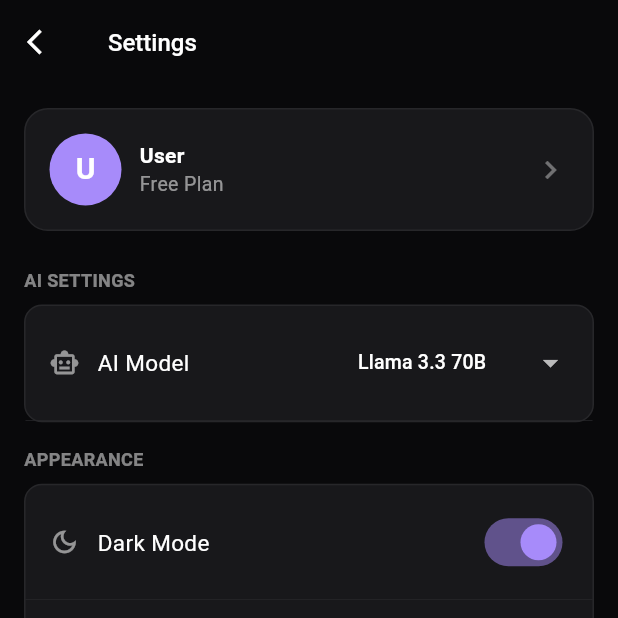
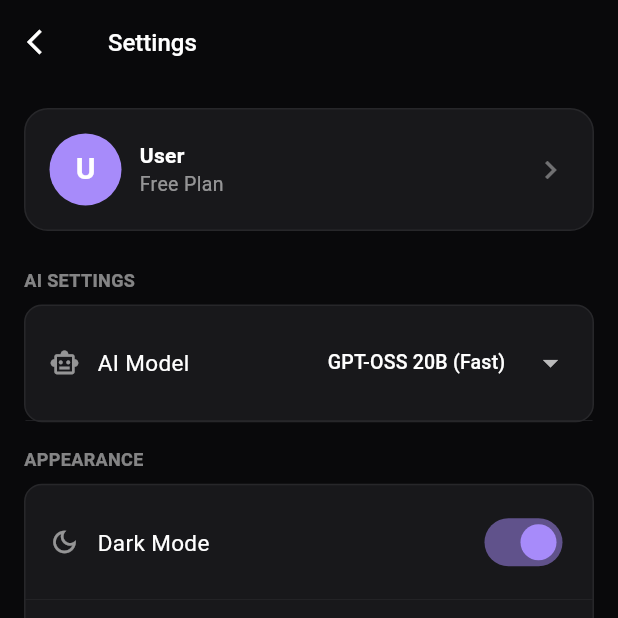
Before and after one commit to Imaishee/imu-core, a Flutter app: the screen it shows after launch, after a tap on "Start Chatting", after a tap on the "settings" icon, on a phone screen of 412 x 824 dp, the top half of it. Run offline on Flutter 3.47's test engine with Material 3 defaults, Android fonts, the phone set to English and light mode, and no system bars; our stand-ins replace firebase_core, firebase_messaging, flutter_markdown, flutter_riverpod, image_picker, package_info_plus and 2 more; accounts and stored records are empty.

Commit message:
feat: complete IM'U 1.2 app with Firebase, Supabase, Groq AI
- Firebase + Supabase initialization in main.dart
- FCM push notification setup with topic subscription
- Real Supabase anon key configured
- Correct Groq models: gpt-oss-20b (default), gpt-oss-120b (reasoning), qwen3.8-27b (vision)
- Updated chat Edge Function to use openai/gpt-oss-20b default
- Settings screen with model selector showing correct Groq models
- Chat service with auth token support
- GROQ_API_KEY set as Supabase Edge Function secret
- Credentials saved to backend/secrets/ (gitignored)
- All 3 release APKs built successfully

```diff
--- a/app/lib/constants/app_constants.dart
+++ b/app/lib/constants/app_constants.dart
@@ -5,19 +5,21 @@ class AppConstants {
 
   // Supabase
   static const String supabaseUrl = 'https://cxiicvirllfdvcjwwcbj.supabase.co';
-  static const String supabaseAnonKey = String.fromEnvironment(
-    'SUPABASE_ANON_KEY',
-    defaultValue: '',
-  );
+  static const String supabaseAnonKey = 'sb_publishable_ejpB_tpHU9pgI3OrslbtDQ_qxbKrDN9';
 
-  // Groq API (used via Edge Functions, never exposed directly)
-  static const String defaultModel = 'llama-3.3-70b-versatile';
+  // Groq Models (via Edge Functions, key never exposed to client)
+  static const String defaultModel = 'openai/gpt-oss-20b';
+  static const String reasoningModel = 'openai/gpt-oss-120b';
+  static const String visionModel = 'qwen/qwen3.8-27b';
 
   // API Endpoints
   static const String chatEndpoint = '/functions/v1/chat';
   static const String knowledgeEndpoint = '/functions/v1/knowledge';
   static const String checkUpdateEndpoint = '/functions/v1/check-update';
 
+  // Firebase
+  static const String fcmTopic = 'all_users';
+
   // UI
   static const double maxContentWidth = 768;
   static const int animationDurationMs = 300;
--- a/app/lib/main.dart
+++ b/app/lib/main.dart
@@ -1,16 +1,77 @@
 import 'package:flutter/material.dart';
 import 'package:flutter_riverpod/flutter_riverpod.dart';
+import 'package:supabase_flutter/supabase_flutter.dart';
+import 'package:firebase_core/firebase_core.dart';
+import 'package:firebase_messaging/firebase_messaging.dart';
+import 'constants/app_constants.dart';
 import 'screens/home_screen.dart';
 import 'screens/chat_screen.dart';
 import 'screens/settings_screen.dart';
 
-void main() {
+Future<void> _firebaseMessagingBackgroundHandler(RemoteMessage message) async {
+  await Firebase.initializeApp();
+}
+
+void main() async {
   WidgetsFlutterBinding.ensureInitialized();
+
+  await Firebase.initializeApp();
+  FirebaseMessaging.onBackgroundMessage(_firebaseMessagingBackgroundHandler);
+
+  await Supabase.initialize(
+    url: AppConstants.supabaseUrl,
+    publishableKey: AppConstants.supabaseAnonKey,
+  );
+
   runApp(const ProviderScope(child: ImuApp()));
 }
 
-class ImuApp extends StatelessWidget {
+class ImuApp extends StatefulWidget {
   const ImuApp({super.key});
+
+  @override
+  State<ImuApp> createState() => _ImuAppState();
+}
+
+class _ImuAppState extends State<ImuApp> {
+  @override
+  void initState() {
+    super.initState();
+    _setupFCM();
+  }
+
+  void _setupFCM() async {
+    final messaging = FirebaseMessaging.instance;
+
+    final settings = await messaging.requestPermission(
+      alert: true,
+      badge: true,
+      sound: true,
+    );
+
+    if (settings.authorizationStatus == AuthorizationStatus.authorized) {
+      final token = await messaging.getToken();
+      if (token != null) {
+        debugPrint('FCM Token: ${token.substring(0, 20)}...');
+      }
+
+      messaging.onTokenRefresh.listen((newToken) {
+        debugPrint('FCM Token refreshed');
+      });
+    }
+
+    await messaging.subscribeToTopic(AppConstants.fcmTopic);
+
+    FirebaseMessaging.onMessage.listen((RemoteMessage message) {
+      if (message.notification != null) {
+        debugPrint('Foreground notification: ${message.notification!.title}');
+      }
+    });
+
+    FirebaseMessaging.onMessageOpenedApp.listen((RemoteMessage message) {
+      debugPrint('Notification tapped: ${message.data}');
+    });
+  }
 
   @override
   Widget build(BuildContext context) {
--- a/app/lib/screens/settings_screen.dart
+++ b/app/lib/screens/settings_screen.dart
@@ -13,7 +13,7 @@ class _SettingsScreenState extends State<SettingsScreen> {
   bool _darkMode = true;
   bool _notifications = true;
   bool _soundEnabled = true;
-  String _selectedModel = 'llama-3.3-70b-versatile';
+  String _selectedModel = 'openai/gpt-oss-20b';
   String _selectedLanguage = 'English';
 
   @override
@@ -28,7 +28,7 @@ class _SettingsScreenState extends State<SettingsScreen> {
       _darkMode = prefs.getBool('dark_mode') ?? true;
       _notifications = prefs.getBool('notifications') ?? true;
       _soundEnabled = prefs.getBool('sound_enabled') ?? true;
-      _selectedModel = prefs.getString('model') ?? 'llama-3.3-70b-versatile';
+      _selectedModel = prefs.getString('model') ?? 'openai/gpt-oss-20b';
       _selectedLanguage = prefs.getString('language') ?? 'English';
     });
   }
@@ -100,9 +100,9 @@ class _SettingsScreenState extends State<SettingsScreen> {
                 dropdownColor: const Color(0xFF27272A),
                 underline: const SizedBox(),
                 items: const [
-                  DropdownMenuItem(value: 'llama-3.3-70b-versatile', child: Text('Llama 3.3 70B', style: TextStyle(color: Colors.white, fontSize: 13))),
-                  DropdownMenuItem(value: 'llama-3.1-8b-instant', child: Text('Llama 3.1 8B (Fast)', style: TextStyle(color: Colors.white, fontSize: 13))),
-                  DropdownMenuItem(value: 'mixtral-8x7b-32768', child: Text('Mixtral 8x7B', style: TextStyle(color: Colors.white, fontSize: 13))),
+                  DropdownMenuItem(value: 'openai/gpt-oss-20b', child: Text('GPT-OSS 20B (Fast)', style: TextStyle(color: Colors.white, fontSize: 13))),
+                  DropdownMenuItem(value: 'openai/gpt-oss-120b', child: Text('GPT-OSS 120B (Smart)', style: TextStyle(color: Colors.white, fontSize: 13))),
+                  DropdownMenuItem(value: 'qwen/qwen3.8-27b', child: Text('Qwen 3.8 27B (Vision)', style: TextStyle(color: Colors.white, fontSize: 13))),
                 ],
                 onChanged: (v) {
                   if (v != null) {
```
Also changed, not shown: app/lib/services/chat_service.dart (+13 -10 lines), 3 other files.
